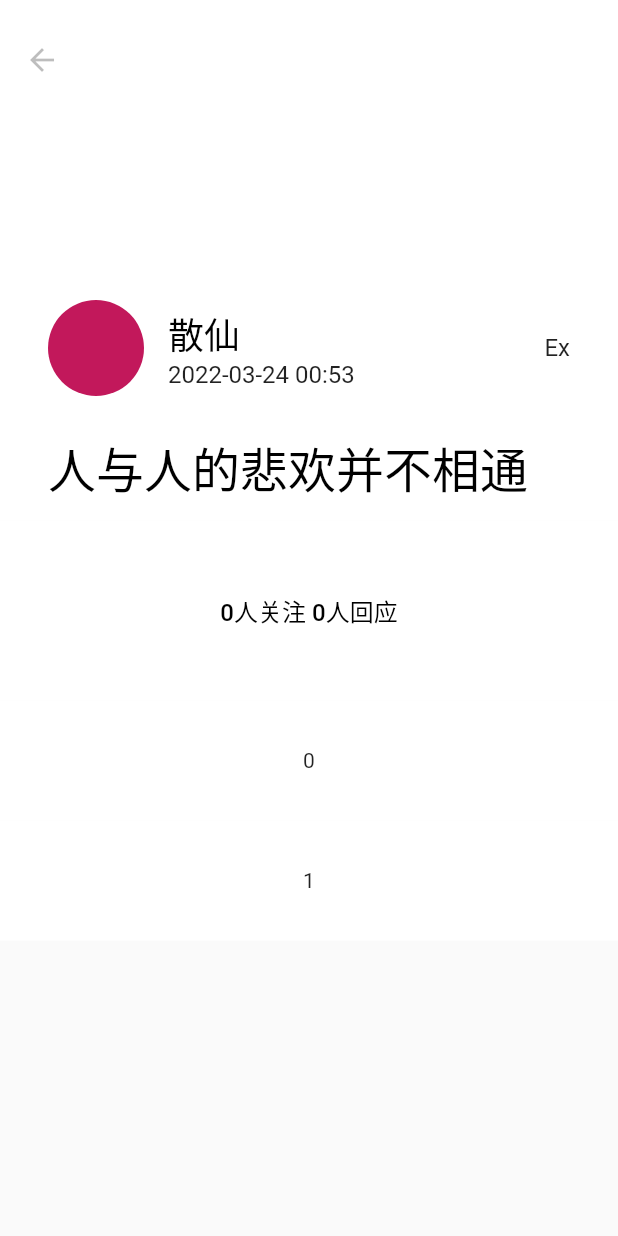
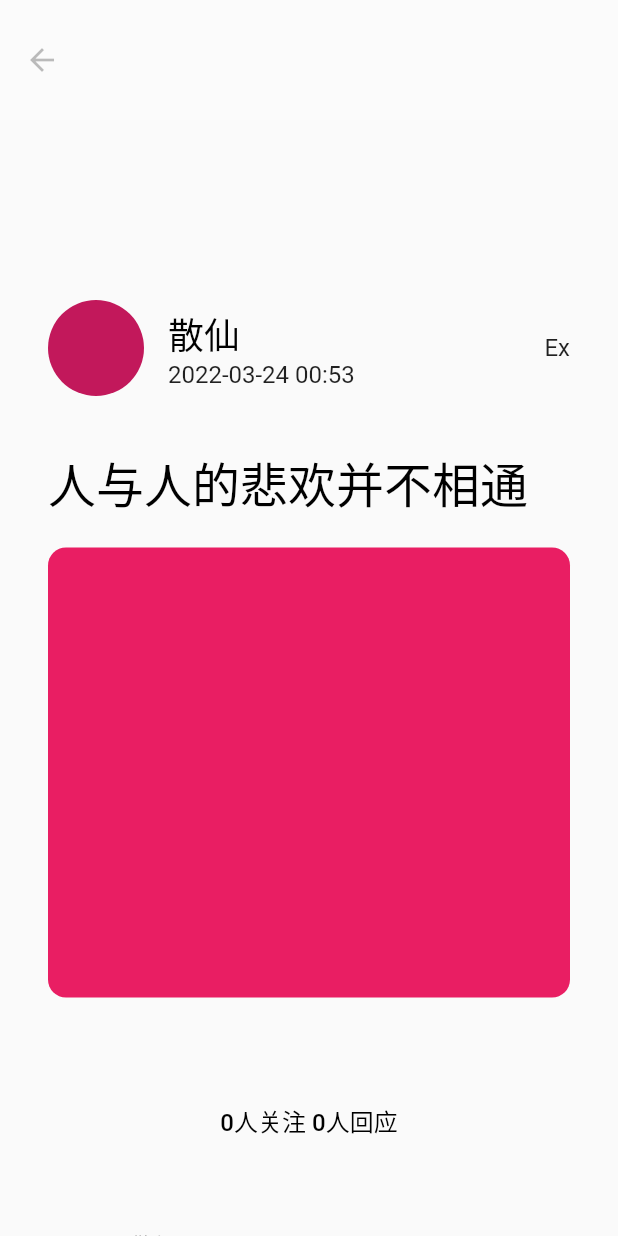
Before and after one commit to InvisibleFuture/flutterbbs, a Flutter app: the screen it shows after launch, after a tap on an icon or button, on a phone screen of 412 x 824 dp. Run offline on Flutter 3.47's test engine with Material 2 defaults, Android fonts, the light colour scheme and no system bars; our stand-ins replace extended_image.

Commit message:
基础结构

```diff
--- a/lib/main.dart
+++ b/lib/main.dart
@@ -1,11 +1,8 @@
 import 'package:flutter/material.dart';
-import 'package:flutterbbs/pages/home.dart';
-import 'package:flutterbbs/pages/home.dart' show HomePage;
-import 'package:flutterbbs/pages/start.dart' as start;
+import 'package:flutterbbs/pages/home.dart' as home;
+//import 'package:flutterbbs/pages/thread.dart' as thread;
 
-void main() {
-  runApp(const MyApp());
-}
+void main() => runApp(const MyApp());
 
 class MyApp extends StatelessWidget {
   const MyApp({Key? key}) : super(key: key);
@@ -13,22 +10,30 @@ class MyApp extends StatelessWidget {
   @override
   Widget build(BuildContext context) {
     return MaterialApp(
-      title: 'Flutter Demo',
+      title: 'Flutter BBS',
       theme: ThemeData(
+        pageTransitionsTheme: const PageTransitionsTheme(builders: {
+          TargetPlatform.android: CupertinoPageTransitionsBuilder(),
+          TargetPlatform.iOS: CupertinoPageTransitionsBuilder(),
+          TargetPlatform.linux: CupertinoPageTransitionsBuilder(),
+          TargetPlatform.windows: CupertinoPageTransitionsBuilder(),
+        }),
         primarySwatch: Colors.pink,
       ),
-      home: const HomePage(title: 'Flutter Demo Home Page 中文X'),
       routes: {
-        'start': (context) => const start.HomePage(title: "Start for router"),
-        'home': (context) => const HomePage(title: 'Home for router'),
-        'user': (context) => const HomePage(title: 'User for router'),
-        'thread': (context) => const HomePage(title: 'thread for router'),
+        '/home': (context) => const home.Page(title: 'Home for router'),
+        '/next': (context) => const home.Page(title: 'Home for router'),
+        //'start': (context) => const start.HomePage(title: "Start for router"),
+        //'home': (context) => const HomePage(title: 'Home for router'),
+        //'user': (context) => const HomePage(title: 'User for router'),
+        //'thread': (context) => const thread.Page(title: 'thread for router'),
       },
-      //initialRoute: 'start',
-      //debugShowMaterialGrid: false, //debug模式下显示材质网格
-      //checkerboardOffscreenLayers: true, //呈现到屏幕位图的层的棋盘格
-      //checkerboardRasterCacheImages: true, //光栅缓存图像的棋盘格
-      //showPerformanceOverlay: false, //顶部覆盖一层GPU和UI曲线图
+      //home: const home.Page(title: 'Home for router'),
+      initialRoute: '/home',
+      debugShowMaterialGrid: false, //debug模式下显示材质网格
+      checkerboardOffscreenLayers: true, //呈现到屏幕位图的层的棋盘格
+      checkerboardRasterCacheImages: false, //光栅缓存图像的棋盘格
+      showPerformanceOverlay: false, //顶部覆盖一层GPU和UI曲线图
     );
   }
 }
--- a/lib/pages/home.dart
+++ b/lib/pages/home.dart
@@ -1,47 +1,49 @@
 import 'package:flutter/material.dart';
+import 'package:flutterbbs/pages/home/threadlist.dart' as threadlist;
+import 'package:flutterbbs/pages/home/message.dart' as message;
 import 'package:flutterbbs/pages/home/account.dart' as account;
-import 'package:flutterbbs/pages/home/message.dart' as message;
-import 'package:flutterbbs/pages/home/threadlist.dart' as threadlist;
 
-class HomePage extends StatefulWidget {
-  const HomePage({Key? key, required this.title}) : super(key: key);
+class Page extends StatefulWidget {
+  const Page({Key? key, required this.title}) : super(key: key);
   final String title;
 
   @override
-  State<HomePage> createState() => _HomePageState();
+  State<Page> createState() => _PageState();
 }
 
-class _HomePageState extends State<HomePage> {
-  int _selectedIndex = 0;
+class _PageState extends State<Page> with SingleTickerProviderStateMixin {
+  late TabController tabController;
 
-  void _onItemTapped(int index) {
-    setState(() {
-      _selectedIndex = index;
-    });
+  @override
+  void initState() {
+    super.initState();
+    tabController = TabController(initialIndex: 0, length: 3, vsync: this);
   }
-
-  final List<Widget> _children = <Widget>[
-    const threadlist.Page(title: "233"),
-    const message.Page(title: "233"),
-    const account.Page(title: "233"),
-  ];
 
   @override
   Widget build(BuildContext context) {
     return Scaffold(
-      body: _children[_selectedIndex],
-      bottomNavigationBar: BottomNavigationBar(
-        items: const <BottomNavigationBarItem>[
-          BottomNavigationBarItem(icon: Icon(Icons.home), label: 'Home'),
-          BottomNavigationBarItem(icon: Icon(Icons.message), label: 'Message'),
-          BottomNavigationBarItem(
-              icon: Icon(Icons.accessibility_rounded), label: 'my'),
+      //appBar: AppBar(
+      //  title: Text(widget.title),
+      //),
+      body: TabBarView(
+        controller: tabController,
+        children: const [
+          threadlist.Page(title: 'xxx'),
+          message.Page(title: 'xxx'),
+          account.Page(title: 'xxx'),
         ],
-        currentIndex: _selectedIndex,
-        fixedColor: Colors.blue,
-        onTap: _onItemTapped,
       ),
-      //backgroundColor: Colors.white,
+      bottomNavigationBar: TabBar(
+        tabs: const [
+          Tab(text: "列表", icon: Icon(Icons.list)),
+          Tab(text: "信息", icon: Icon(Icons.message)),
+          Tab(text: "我的", icon: Icon(Icons.card_membership)),
+        ],
+        controller: tabController,
+        indicatorWeight: 0.1,
+        labelColor: Colors.black87,
+      ),
     );
   }
 }
--- a/lib/pages/home/account.dart
+++ b/lib/pages/home/account.dart
@@ -1,6 +1,7 @@
 import 'package:flutter/material.dart';
 import 'package:flutterbbs/pages/user.dart' as user;
 import 'package:flutterbbs/pages/setting.dart' as setting;
+import 'package:extended_image/extended_image.dart';
 
 class Page extends StatefulWidget {
   const Page({Key? key, required this.title}) : super(key: key);
@@ -23,21 +24,27 @@ class _PageState extends State<Page> {
     }));
   }
 
-  @override
-  Widget build(BuildContext context) {
   //return Container(
   //  color: Colors.white,
   //  child: const Text('先检查是否登录状态, 未登录的显示为登录页'),
   //);
-    return Material(
+  bool _showSwiper = false;
+
+  @override
+  Widget build(BuildContext context) {
+    return ExtendedImageSlidePage(
+      slideAxis: SlideAxis.both,
+      slideType: SlideType.onlyImage,
+      onSlidingPage: (state) {
+        var showSwiper = !state.isSliding;
+        if (showSwiper != _showSwiper) {
+          _showSwiper = showSwiper;
+          //rebuildSwiper.add(_showSwiper);
+        }
+      },
+      child: Material(
         child: CustomScrollView(
           slivers: <Widget>[
-          //const SliverAppBar(
-          //  automaticallyImplyLeading: true,
-          //  backgroundColor: Colors.white,
-          //  foregroundColor: Colors.black26,
-          //  toolbarHeight: 80,
-          //),
             SliverList(
               delegate: SliverChildListDelegate(<Widget>[
                 Stack(
@@ -79,7 +86,12 @@ class _PageState extends State<Page> {
                             borderRadius: BorderRadius.all(Radius.circular(60)),
                           ),
                         ),
-                      const CircleAvatar(radius: 55)
+                        CircleAvatar(
+                          radius: 55,
+                          backgroundColor: Colors.white,
+                          backgroundImage:
+                              Image.asset('static/images/avatar.jpeg').image,
+                        ),
                       ],
                     ),
                   ],
@@ -114,14 +126,14 @@ class _PageState extends State<Page> {
                               onTap: _gotouser,
                               child: const Text(
                                 "散仙",
-                              style:
-                                  TextStyle(fontSize: 24, color: Colors.black),
+                                style: TextStyle(
+                                    fontSize: 24, color: Colors.black),
                               ),
                             ),
                             const Text(
                               "2022-03-24 00:53",
-                            style:
-                                TextStyle(fontSize: 16, color: Colors.black87),
+                              style: TextStyle(
+                                  fontSize: 16, color: Colors.black87),
                             ),
                           ],
                         ),
@@ -137,6 +149,7 @@ class _PageState extends State<Page> {
             ),
           ],
         ),
+      ),
     );
   }
 }
--- a/lib/pages/home/message.dart
+++ b/lib/pages/home/message.dart
@@ -1,4 +1,5 @@
 import 'package:flutter/material.dart';
+//import 'package:flutterbbs/pages/setting.dart' as setting;
 
 class Page extends StatefulWidget {
   const Page({Key? key, required this.title}) : super(key: key);
@@ -12,8 +13,24 @@ class _PageState extends State<Page> {
   @override
   Widget build(BuildContext context) {
     return Container(
-      color: Colors.white,
-      child: const Text('message, 消息中心未登录默认是没有消息的, 也许可以有系统消息'),
+      color: Colors.amber,
+      child: Column(
+        children: const <Widget>[
+          Text('HOME>消息组件'),
+          Text('HOME>消息组件'),
+          //CupertinoButton(
+          //  child: const Text('HELLO WORLD 2333 哈哈哈 '),
+          //  color: Colors.pink,
+          //  onPressed: () {
+          //    //静态路由跳转，不给第二个页面传值
+          //    //Navigator.pushNamed(context, 'home').then((value) {});
+          //    //Navigator.of(context).push(MaterialPageRoute(builder: (context) {
+          //    //  return const setting.Page(title: "goto user");
+          //    //}));
+          //  },
+          //),
+        ],
+      ),
     );
   }
 }
--- a/lib/pages/home/threadlist.dart
+++ b/lib/pages/home/threadlist.dart
@@ -25,16 +25,12 @@ class _PageState extends State<Page> {
     Navigator.of(context).push(MaterialPageRoute(builder: (context) {
       return const thread.Page(title: "title");
     }));
+    //Navigator.pushNamed(context, '/thread').then((value) {});
   }
 
   @override
   Widget build(BuildContext context) {
-    return Scaffold(
-      appBar: AppBar(
-        actions: [],
-        title: Text(widget.title),
-      ),
-      body: ListView.separated(
+    return ListView.separated(
       itemCount: 32,
       itemBuilder: ((context, index) {
         return InkWell(
@@ -94,7 +90,6 @@ class _PageState extends State<Page> {
           height: 24.0,
         );
       },
-      ),
     );
   }
 }
--- a/lib/pages/setting.dart
+++ b/lib/pages/setting.dart
@@ -28,7 +28,7 @@ class _PageState extends State<Page> {
       ),
       body: Container(
         color: Colors.amber,
-        child: const Text('body'),
+        child: const Text('bxxxxody 啊啊'),
       ),
     );
   }
--- a/lib/pages/thread.dart
+++ b/lib/pages/thread.dart
@@ -29,7 +29,7 @@ class _PageState extends State<Page> {
         slivers: <Widget>[
           const SliverAppBar(
             automaticallyImplyLeading: true,
-            backgroundColor: Colors.white,
+            backgroundColor: Colors.white12,
             foregroundColor: Colors.black26,
             toolbarHeight: 80,
           ),
@@ -37,7 +37,6 @@ class _PageState extends State<Page> {
             delegate: SliverChildListDelegate(<Widget>[
               Container(
                 padding: const EdgeInsets.fromLTRB(32, 120, 32, 12),
-                color: Colors.white,
                 child: Flex(
                   direction: Axis.horizontal,
                   mainAxisSize: MainAxisSize.max,
@@ -74,9 +73,14 @@ class _PageState extends State<Page> {
                   ],
                 ),
               ),
+              // 主要段落文字示例
               Container(
                 padding: const EdgeInsets.fromLTRB(32, 12, 32, 12),
-                color: Colors.white,
+                child: Column(
+                  children: <Widget>[
+                    Container(
+                      margin: const EdgeInsets.fromLTRB(0, 10, 0, 10),
+                      alignment: Alignment.topLeft,
                       child: const Text(
                         '人与人的悲欢并不相通',
                         style: TextStyle(
@@ -87,9 +91,19 @@ class _PageState extends State<Page> {
                       ),
                     ),
                     Container(
+                      height: 300,
+                      margin: const EdgeInsets.fromLTRB(0, 10, 0, 10),
+                      decoration: const BoxDecoration(
+                        color: Colors.pink,
+                        borderRadius: BorderRadius.all(Radius.circular(12)),
+                      ),
+                    ),
+                  ],
+                ),
+              ),
+              Container(
                 alignment: Alignment.center,
                 padding: const EdgeInsets.all(48),
-                color: Colors.white,
                 child: const Text(
                   '0人关注 0人回应',
                   style: TextStyle(
@@ -106,13 +120,54 @@ class _PageState extends State<Page> {
             delegate: SliverChildBuilderDelegate(
               (context, index) {
                 return Container(
-                  padding: const EdgeInsets.all(32),
+                  padding: const EdgeInsets.fromLTRB(32, 12, 32, 12),
                   alignment: Alignment.center,
+                  //color: Colors.white,
+                  child: Flex(
+                    direction: Axis.horizontal,
+                    children: [
+                      const CircleAvatar(),
+                      Column(
+                        crossAxisAlignment: CrossAxisAlignment.start,
+                        children: [
+                          Wrap(
+                            alignment: WrapAlignment.start,
+                            children: [
+                              Container(
+                                padding: const EdgeInsets.fromLTRB(16, 0, 8, 0),
+                                child: const Text('散仙'),
+                              ),
+                            ],
+                          ),
+                          Container(
+                            margin: const EdgeInsets.fromLTRB(16, 10, 0, 0),
+                            padding: const EdgeInsets.all(16),
+                            decoration: const BoxDecoration(
                               color: Colors.white,
-                  child: Text('$index'),
+                              borderRadius:
+                                  BorderRadius.all(Radius.circular(12)),
+                            ),
+                            child: Text('这是一条评论, 它们合并时间 $index'),
+                          ),
+                        ],
+                      ),
+                    ],
+                  ),
                 );
               },
               childCount: 2,
+            ),
+          ),
+          SliverList(
+            delegate: SliverChildListDelegate(
+              <Widget>[
+                Container(
+                  margin: const EdgeInsets.all(32),
+                  alignment: Alignment.center,
+                  child: const Text('没有更多了..'),
+                ),
+                // 自动向下翻页
+              ],
             ),
           ),
         ],
--- a/pubspec.yaml
+++ b/pubspec.yaml
@@ -34,6 +34,8 @@ dependencies:
   # The following adds the Cupertino Icons font to your application.
   # Use with the CupertinoIcons class for iOS style icons.
   cupertino_icons: ^1.0.2
+  extended_image: ^4.0.0
+
 
 dev_dependencies:
   flutter_test:
@@ -58,7 +60,8 @@ flutter:
   uses-material-design: true
 
   # To add assets to your application, add an assets section, like this:
-  # assets:
+  assets:
+    - static/images/avatar.jpeg
   #   - images/a_dot_burr.jpeg
   #   - images/a_dot_ham.jpeg
 
```
Also changed, not shown: pubspec.lock, static/images/avatar.jpeg (added). Lines whose indentation alone changed are shown as unchanged.
